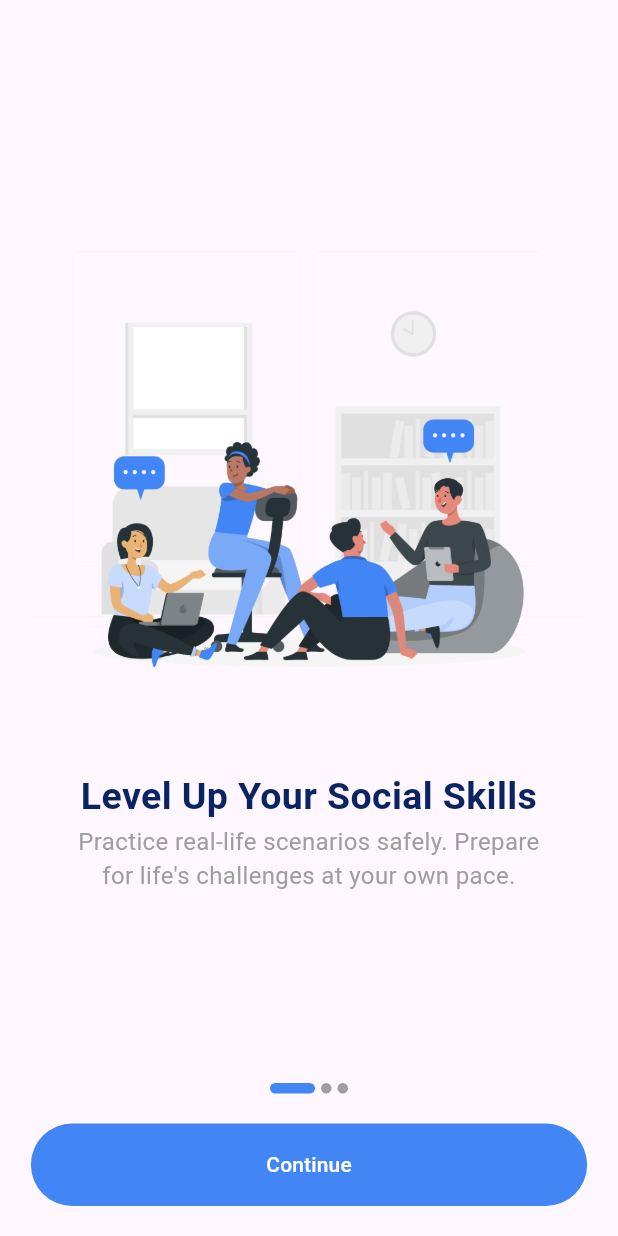
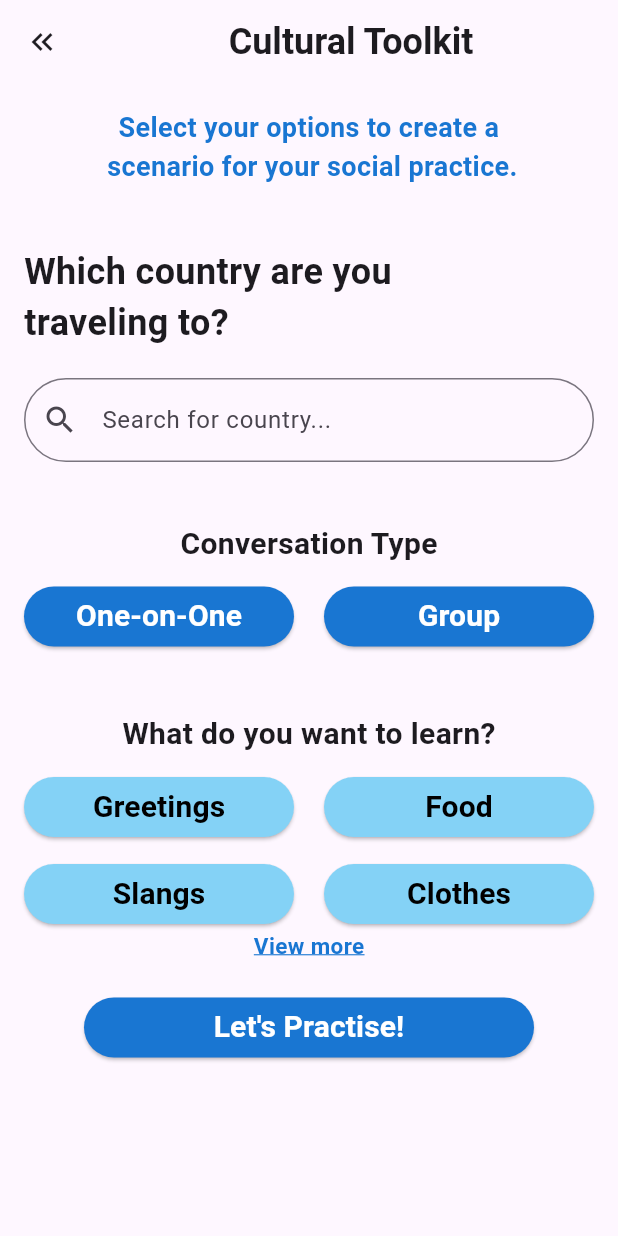
Before and after one commit to Aaliyah-Reid/cas, a Flutter app: the screen it shows after launch, on a phone screen of 412 x 824 dp. Run offline on Flutter 3.47's test engine with Material 3 defaults, Android fonts, the phone set to English and light mode, and no system bars.

Commit message:
Cultural ToolKit Page added

```diff
--- /dev/null
+++ b/lib/cultural.dart
@@ -0,0 +1,235 @@
+import 'package:flutter/material.dart';
+
+class CulturalToolkitPage extends StatelessWidget {
+  @override
+  Widget build(BuildContext context) {
+    return Scaffold(
+      appBar: AppBar(
+        leading: IconButton(
+          icon: Icon(Icons.keyboard_double_arrow_left),
+          onPressed: () {
+            Navigator.pop(context);
+          },
+        ),
+        title: Center(
+          child: Text(
+            'Cultural Toolkit',
+            style: TextStyle(fontSize: 24, fontWeight: FontWeight.bold),
+          ),
+        ),
+      ),
+      body: Padding(
+        padding: const EdgeInsets.all(16.0),
+        child: Column(
+          crossAxisAlignment: CrossAxisAlignment.start,
+          children: <Widget>[
+            Center(
+              child: Text(
+                'Select your options to create a \n scenario for your social practice.',
+                style: TextStyle(
+                    fontSize: 18,
+                    color: Colors.blue[700],
+                    fontWeight: FontWeight.bold),
+                textAlign: TextAlign.center,
+              ),
+            ),
+            SizedBox(height: 40),
+            Text(
+              'Which country are you \ntraveling to?',
+              style: TextStyle(fontSize: 24, fontWeight: FontWeight.bold),
+              textAlign: TextAlign.left,
+            ),
+            SizedBox(height: 20),
+            TextField(
+              decoration: InputDecoration(
+                prefixIcon: Icon(Icons.search),
+                hintText: 'Search for country...',
+                border: OutlineInputBorder(
+                  borderRadius: BorderRadius.all(Radius.circular(50.0)),
+                ),
+              ),
+            ),
+            SizedBox(height: 40),
+            Center(
+              child: Text(
+                'Conversation Type',
+                style: TextStyle(fontSize: 20, fontWeight: FontWeight.bold),
+              ),
+            ),
+            SizedBox(height: 10),
+            Row(
+              mainAxisAlignment: MainAxisAlignment.spaceEvenly,
+              children: <Widget>[
+                Expanded(
+                  child: ElevatedButton(
+                    onPressed: () {},
+                    style: ElevatedButton.styleFrom(
+                      backgroundColor: Colors.blue[700],
+                      shape: RoundedRectangleBorder(
+                        borderRadius: BorderRadius.circular(30.0),
+                      ),
+                    ),
+                    child: Text(
+                      'One-on-One',
+                      style: TextStyle(
+                          fontSize: 20,
+                          fontWeight: FontWeight.bold,
+                          color: Colors.white),
+                    ),
+                  ),
+                ),
+                SizedBox(width: 20),
+                Expanded(
+                  child: ElevatedButton(
+                    onPressed: () {},
+                    style: ElevatedButton.styleFrom(
+                      backgroundColor: Colors.blue[700],
+                      shape: RoundedRectangleBorder(
+                        borderRadius: BorderRadius.circular(30.0),
+                      ),
+                    ),
+                    child: Text(
+                      'Group',
+                      style: TextStyle(
+                          fontSize: 20,
+                          fontWeight: FontWeight.bold,
+                          color: Colors.white),
+                    ),
+                  ),
+                ),
+              ],
+            ),
+            SizedBox(height: 40),
+            Center(
+              child: Text(
+                'What do you want to learn?',
+                style: TextStyle(fontSize: 20, fontWeight: FontWeight.bold),
+              ),
+            ),
+            SizedBox(height: 10),
+            Row(
+              mainAxisAlignment: MainAxisAlignment.spaceEvenly,
+              children: <Widget>[
+                Expanded(
+                  child: ElevatedButton(
+                    onPressed: () {},
+                    style: ElevatedButton.styleFrom(
+                      backgroundColor: Color.fromARGB(255, 132, 210, 246),
+                      shape: RoundedRectangleBorder(
+                        borderRadius: BorderRadius.circular(30.0),
+                      ),
+                    ),
+                    child: Text(
+                      'Greetings',
+                      style: TextStyle(
+                          fontSize: 20,
+                          fontWeight: FontWeight.bold,
+                          color: Colors.black),
+                    ),
+                  ),
+                ),
+                SizedBox(width: 20),
+                Expanded(
+                  child: ElevatedButton(
+                    onPressed: () {},
+                    style: ElevatedButton.styleFrom(
+                      backgroundColor: Color.fromARGB(255, 132, 210, 246),
+                      shape: RoundedRectangleBorder(
+                        borderRadius: BorderRadius.circular(30.0),
+                      ),
+                    ),
+                    child: Text(
+                      'Food',
+                      style: TextStyle(
+                          fontSize: 20,
+                          fontWeight: FontWeight.bold,
+                          color: Colors.black),
+                    ),
+                  ),
+                ),
+              ],
+            ),
+            SizedBox(height: 10),
+            Row(
+              mainAxisAlignment: MainAxisAlignment.spaceEvenly,
+              children: <Widget>[
+                Expanded(
+                  child: ElevatedButton(
+                    onPressed: () {},
+                    style: ElevatedButton.styleFrom(
+                      backgroundColor: Color.fromARGB(255, 132, 210, 246),
+                      shape: RoundedRectangleBorder(
+                        borderRadius: BorderRadius.circular(30.0),
+                      ),
+                    ),
+                    child: Text(
+                      'Slangs',
+                      style: TextStyle(
+                          fontSize: 20,
+                          fontWeight: FontWeight.bold,
+                          color: Colors.black),
+                    ),
+                  ),
+                ),
+                SizedBox(width: 20),
+                Expanded(
+                  child: ElevatedButton(
+                    onPressed: () {},
+                    style: ElevatedButton.styleFrom(
+                      backgroundColor: Color.fromARGB(255, 132, 210, 246),
+                      shape: RoundedRectangleBorder(
+                        borderRadius: BorderRadius.circular(30.0),
+                      ),
+                    ),
+                    child: Text(
+                      'Clothes',
+                      style: TextStyle(
+                          fontSize: 20,
+                          fontWeight: FontWeight.bold,
+                          color: Colors.black),
+                    ),
+                  ),
+                ),
+              ],
+            ),
+            SizedBox(width: 20),
+            Center(
+              child: Text(
+                'View more',
+                style: TextStyle(
+                    fontSize: 15,
+                    fontWeight: FontWeight.bold,
+                    color: Colors.blue[700],
+                    decoration: TextDecoration.underline,
+                    decorationColor: Colors.blue[700]),
+              ),
+            ),
+            SizedBox(height: 20),
+            Center(
+              child: SizedBox(
+                width: 300, // Set the desired width here
+                child: ElevatedButton(
+                  onPressed: () {},
+                  style: ElevatedButton.styleFrom(
+                    backgroundColor: Colors.blue[700],
+                    shape: RoundedRectangleBorder(
+                      borderRadius: BorderRadius.circular(30.0),
+                    ),
+                  ),
+                  child: Text(
+                    "Let's Practise!",
+                    style: TextStyle(
+                      fontSize: 20,
+                      fontWeight: FontWeight.bold,
+                      color: Colors.white,
+                    ),
+                  ),
+                ),
+              ),
+            ),
+          ],
+        ),
+      ),
+    );
+  }
+}
--- a/lib/main.dart
+++ b/lib/main.dart
@@ -1,6 +1,7 @@
 import 'package:flutter/material.dart';
 import 'package:flutter/services.dart';
 import 'package:cas/onboarding.dart';
+import 'package:cas/cultural.dart';
 
 void main() {
   SystemChrome.setSystemUIOverlayStyle(
@@ -28,7 +29,7 @@ class MyApp extends StatelessWidget {
           colorScheme: ColorScheme.fromSeed(seedColor: Colors.deepPurple),
           useMaterial3: true,
         ),
-        home: const OnboardingPage()
+        home: CulturalToolkitPage()
     );
   }
 }
```
